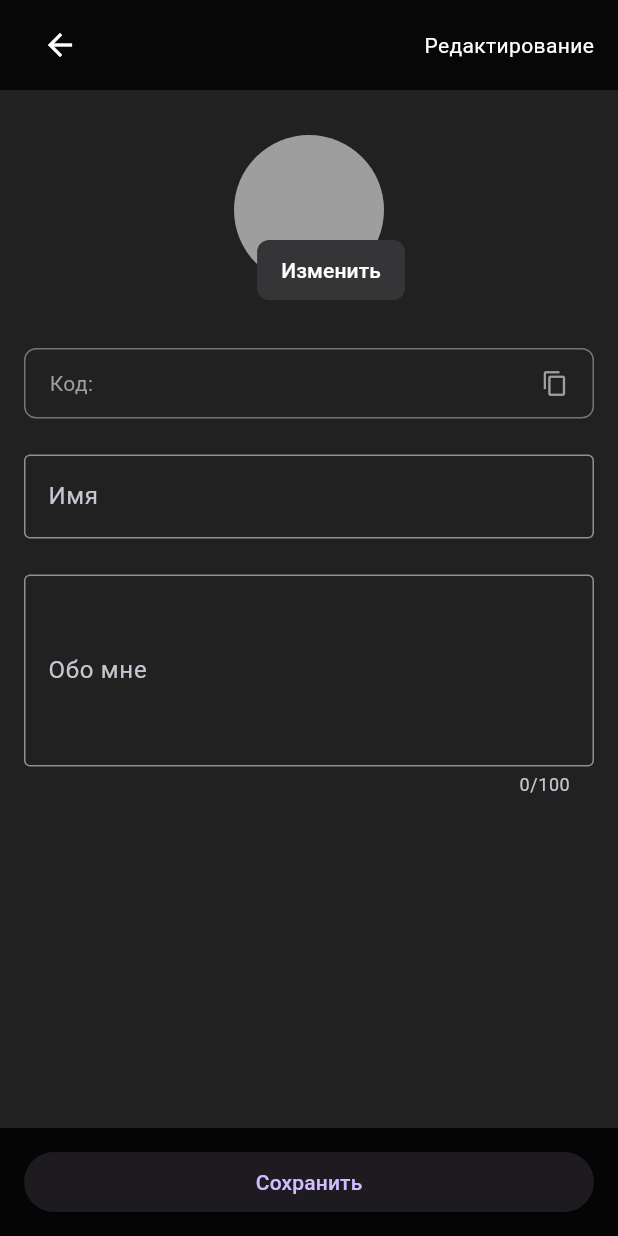
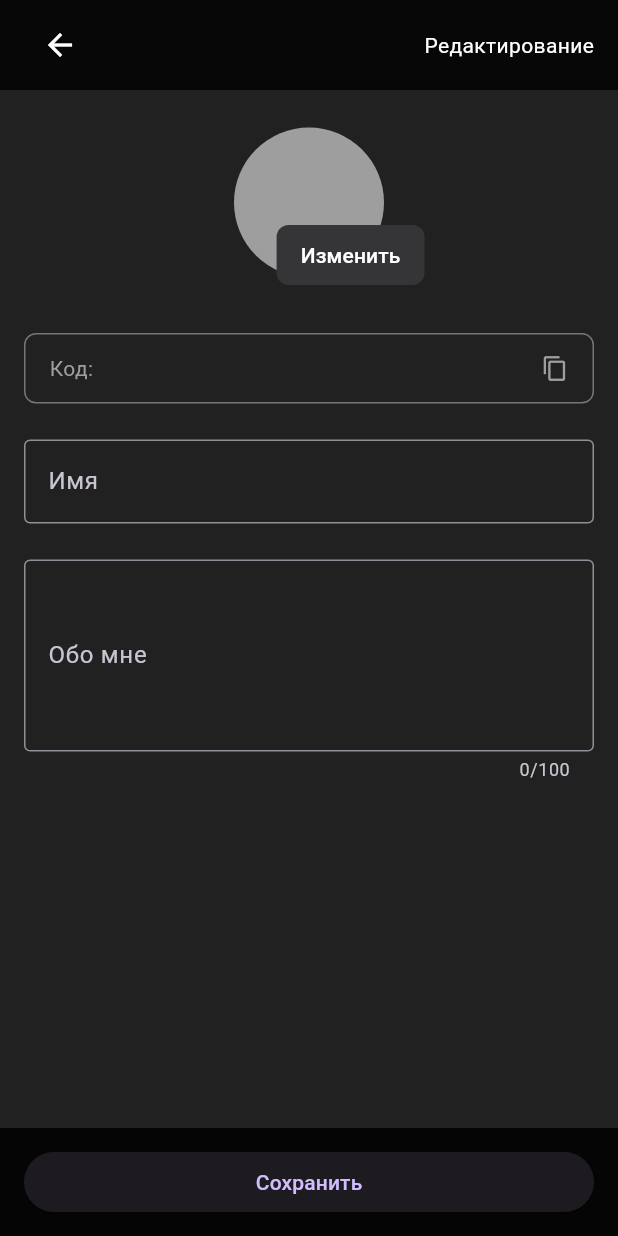
Before and after one commit to 00THESAME00/menro-push-server, a Flutter app: the EditProfileScreen screen opened directly with empty values, on a phone screen of 412 x 824 dp. Run offline on Flutter 3.47's test engine with Material 3 defaults, Android fonts, the light colour scheme and no system bars; our stand-ins replace cloud_firestore, firebase_core, firebase_messaging, shared_preferences; accounts and stored records are empty.

Commit message:
Обновление

```diff
--- a/lib/main.dart
+++ b/lib/main.dart
@@ -1102,11 +1102,11 @@ class _EditProfileScreenState extends State<EditProfileScreen> {
               child: Column(
                 crossAxisAlignment: CrossAxisAlignment.start,
                 children: [
-                  // 🔧 Центрированная аватарка с кнопкой
+                  // 🔧 Центрированная ава + кнопка "Изменить" правее
                   Center(
                     child: SizedBox(
-                      width: 120,
-                      height: 120,
+                      width: 130, // увеличено для размещения кнопки
+                      height: 110,
                       child: Stack(
                         clipBehavior: Clip.none,
                         children: [
@@ -1121,7 +1121,7 @@ class _EditProfileScreenState extends State<EditProfileScreen> {
                           ),
                           Positioned(
                             bottom: -4,
-                            right: -4,
+                            right: -12, // сдвиг за круг
                             child: ElevatedButton(
                               style: ElevatedButton.styleFrom(
                                 backgroundColor: const Color(0xFF353537),
```
